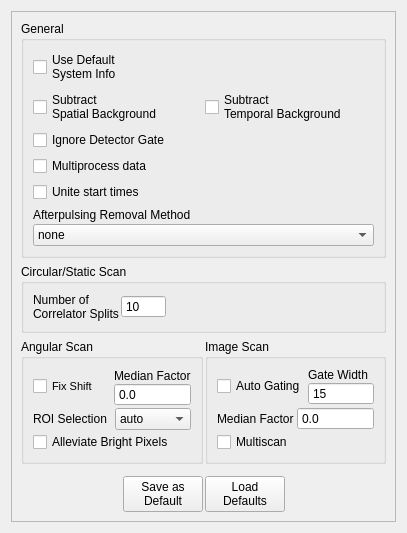
Qt form gui/optionswindow.ui (Th3Tr00p3r/gSTED-sFCS) before a commit.
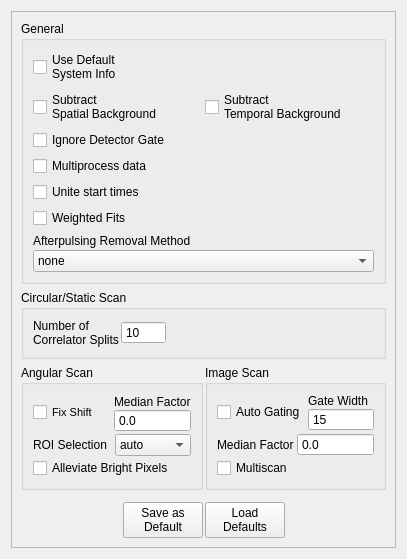
The same form after that commit.

Commit message: Enables consideration of y-data uncertainty in fitting, and inroduces a relevant GUI checkbox in processing options widget.

```diff
--- a/gui/optionswindow.ui
+++ b/gui/optionswindow.ui
@@ -7,7 +7,7 @@
     <x>0</x>
     <y>0</y>
     <width>407</width>
-    <height>491</height>
+    <height>516</height>
    </rect>
   </property>
   <property name="windowTitle">
@@ -99,6 +99,16 @@
            </property>
           </widget>
          </item>
+         <item>
+          <widget class="QCheckBox" name="weightedFits">
+           <property name="toolTip">
+            <string>Whether to consider y-data uncertainty in fitting.</string>
+           </property>
+           <property name="text">
+            <string>Weighted Fits</string>
+           </property>
+          </widget>
+         </item>
          <item>
           <layout class="QVBoxLayout" name="verticalLayout_4">
            <property name="spacing">
```
The commit also changes 5 other files.
